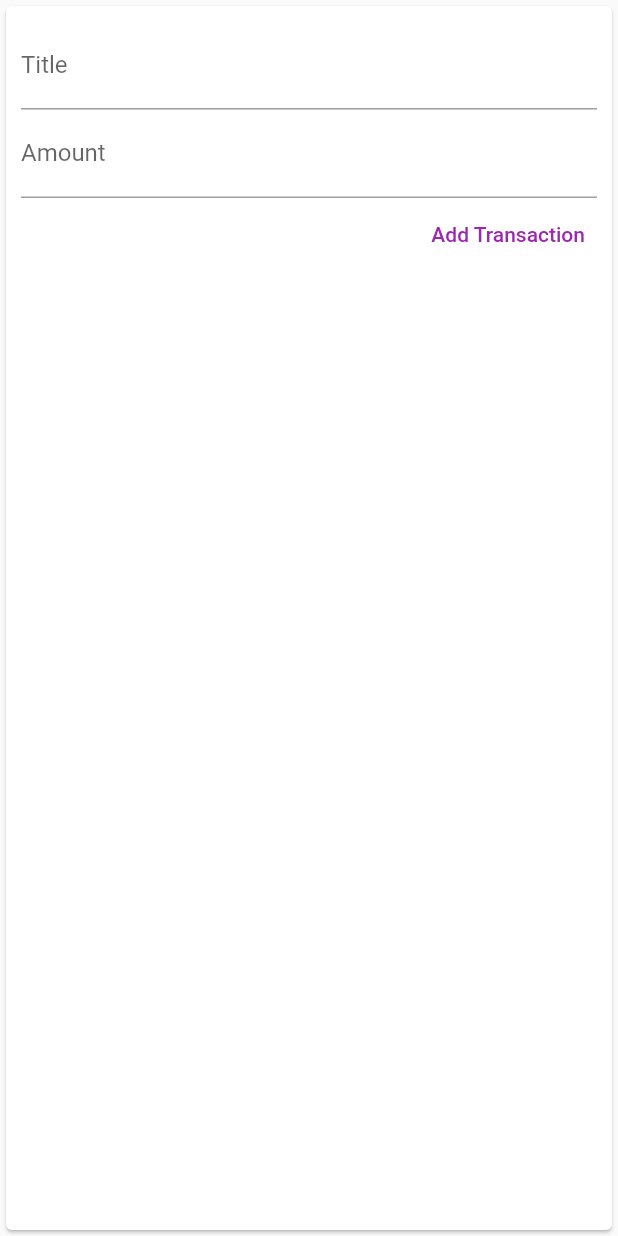
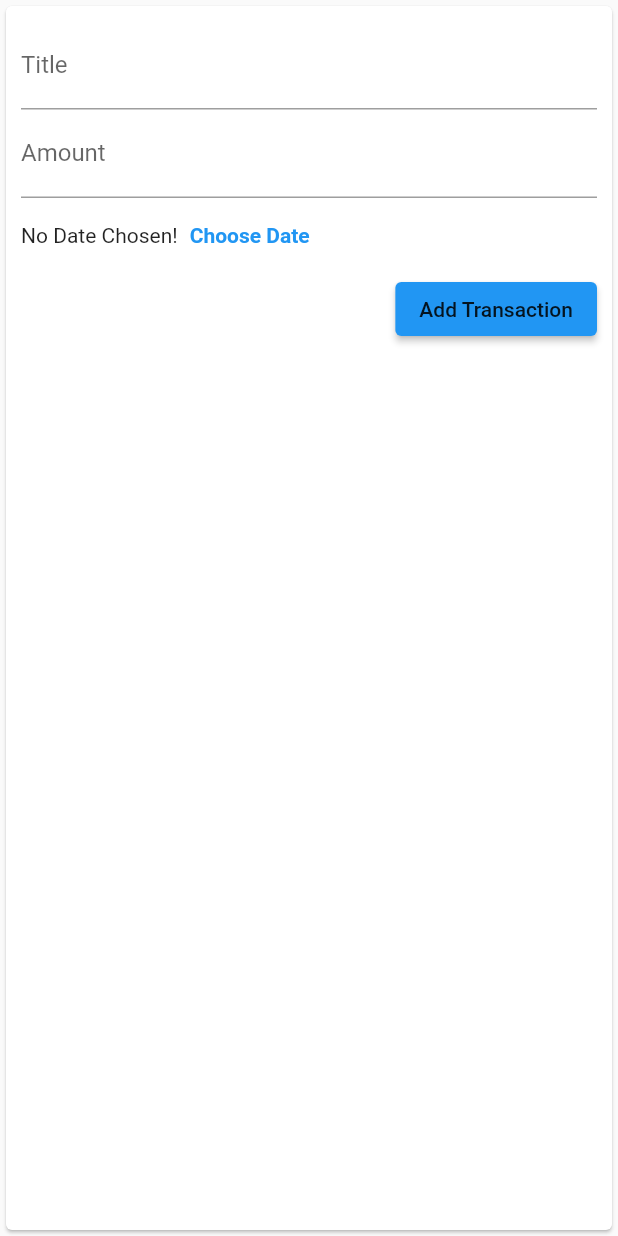
Before and after one commit to bunyawats/flutter_dart_complete_guide, a Flutter app: the NewTransactionCard widget shown alone on an empty page, opened directly, on a phone screen of 412 x 824 dp. Run offline on Flutter 3.47's test engine with Material 2 defaults, Android fonts, the phone set to English and light mode, and no system bars.

Commit message:
checkpoint 110

```diff
--- a/lib/column-alignment/main.dart
+++ b/lib/column-alignment/main.dart
@@ -23,6 +23,9 @@ class MyApp extends StatelessWidget {
                 fontSize: 18,
                 fontWeight: FontWeight.bold,
                 color: Colors.blue,
+              ),
+              button: TextStyle(
+                color: Colors.white,
               ),
             ),
         appBarTheme: AppBarTheme(
--- a/lib/column-alignment/widget/new_transaction.dart
+++ b/lib/column-alignment/widget/new_transaction.dart
@@ -57,11 +57,36 @@ class _NewTransactionCardState extends State<NewTransactionCard> {
               keyboardType: TextInputType.number,
               onSubmitted: (_) => submitData(),
             ),
-            TextButton(
+            Container(
+              height: 50,
+              child: Row(
+                children: <Widget>[
+                  Text('No Date Chosen!'),
+                  TextButton(
+                    onPressed: () {},
+                    child: Text('Choose Date',
+                        style: TextStyle(
+                          fontWeight: FontWeight.bold,
+                        )),
+                    style: ButtonStyle(
+                      foregroundColor: MaterialStateProperty.all(
+                        Theme.of(context).primaryColor,
+                      ),
+                    ),
+                  ),
+                ],
+              ),
+            ),
+            ElevatedButton(
               onPressed: submitData,
               child: Text('Add Transaction'),
               style: ButtonStyle(
-                foregroundColor: MaterialStateProperty.all(Colors.purple),
+                foregroundColor: MaterialStateProperty.all(
+                  Theme.of(context).textTheme.button.color,
+                ),
+                backgroundColor: MaterialStateProperty.all(
+                  Theme.of(context).primaryColor,
+                ),
               ),
             ),
           ],
```
